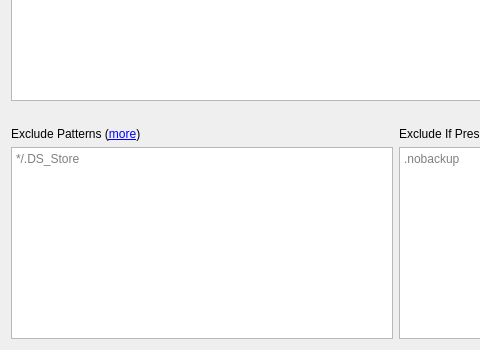
First picture: the form in src/vorta/assets/UI/sourcetab.ui, repository borgbase/vorta, before the edit; both pictures show x 0 to 480 and y 147 to 497 of the 791 by 497 pixel window.
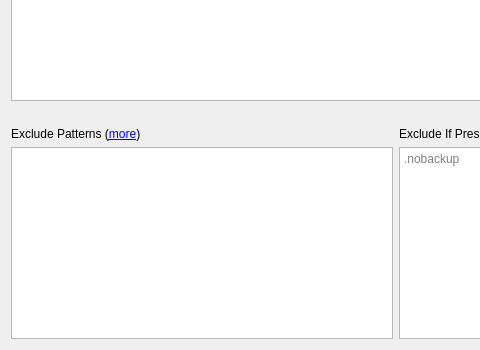
Second picture: the form after the edit.

Patch:
```diff
--- a/src/vorta/assets/UI/sourcetab.ui
+++ b/src/vorta/assets/UI/sourcetab.ui
@@ -86,8 +86,11 @@
          <verstretch>0</verstretch>
         </sizepolicy>
        </property>
+       <property name="plainText">
+        <string/>
+       </property>
        <property name="placeholderText">
-        <string>*/.DS_Store</string>
+        <string>**/.DS_Store</string>
        </property>
       </widget>
      </item>
```
